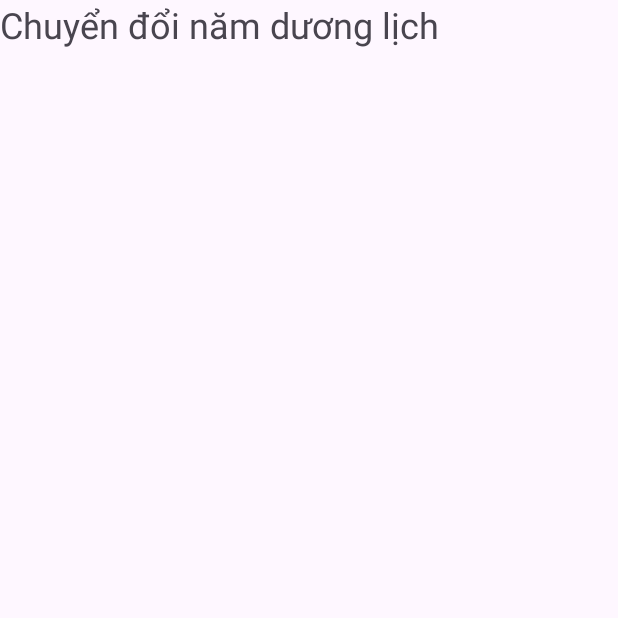
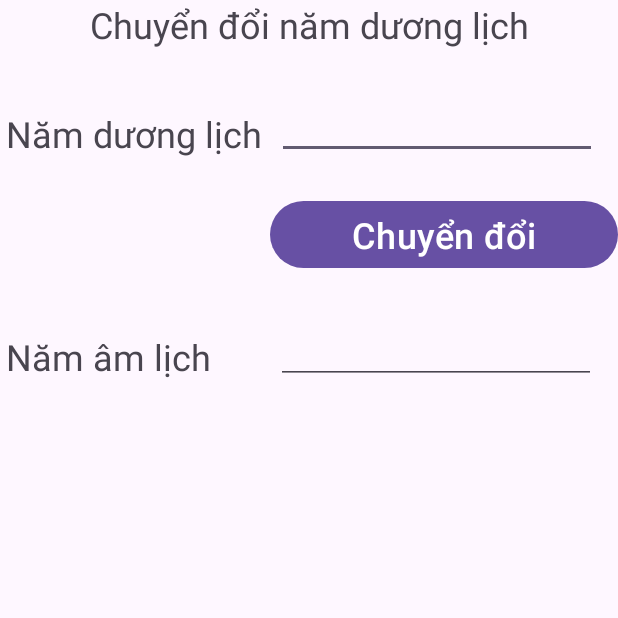
Before and after one commit to wangwuy2003/my-application-android, an Android app: the screen it shows after launch (MainActivity), on a phone screen of 412 x 824 dp, the top half of it. Run offline under Robolectric (Android 15) with nearby library versions, the phone set to English and light mode, and no system bars.

Commit message:
update layout

```diff
--- a/Ex05/app/src/main/res/layout/activity_main.xml
+++ b/Ex05/app/src/main/res/layout/activity_main.xml
@@ -7,38 +7,73 @@
     android:layout_height="match_parent"
     tools:context=".MainActivity">
 
-    <TableLayout
-        android:layout_width="409dp"
-        android:layout_height="729dp"
-        tools:layout_editor_absoluteX="1dp"
-        tools:layout_editor_absoluteY="1dp">
+    <TextView
+        android:id="@+id/textView"
+        android:layout_width="wrap_content"
+        android:layout_height="wrap_content"
+        android:text="Chuyển đổi năm dương lịch"
+        android:textSize="24sp"
+        app:layout_constraintEnd_toEndOf="parent"
+        app:layout_constraintStart_toStartOf="parent"
+        app:layout_constraintTop_toTopOf="parent" />
 
-        <TableRow
-            android:layout_width="match_parent"
-            android:layout_height="match_parent" >
+    <TextView
+        android:id="@+id/textView3"
+        android:layout_width="wrap_content"
+        android:layout_height="wrap_content"
+        android:layout_marginTop="40dp"
+        android:layout_marginEnd="32dp"
+        android:text="Năm dương lịch"
+        android:textSize="24sp"
+        app:layout_constraintEnd_toEndOf="parent"
+        app:layout_constraintHorizontal_bias="0.019"
+        app:layout_constraintStart_toStartOf="parent"
+        app:layout_constraintTop_toBottomOf="@+id/textView" />
 
-            <TextView
-                android:id="@+id/textView"
-                android:layout_width="wrap_content"
-                android:layout_height="wrap_content"
-                android:text="Chuyển đổi năm dương lịch"
-                android:textSize="24sp" />
-        </TableRow>
+    <EditText
+        android:id="@+id/editnamduonglich"
+        android:layout_width="wrap_content"
+        android:layout_height="wrap_content"
+        android:layout_marginTop="28dp"
+        android:ems="10"
+        android:inputType="text"
+        app:layout_constraintEnd_toEndOf="parent"
+        app:layout_constraintHorizontal_bias="0.407"
+        app:layout_constraintStart_toEndOf="@+id/textView3"
+        app:layout_constraintTop_toBottomOf="@+id/textView" />
 
-        <TableRow
-            android:layout_width="match_parent"
-            android:layout_height="match_parent" />
+    <TextView
+        android:id="@+id/textView2"
+        android:layout_width="wrap_content"
+        android:layout_height="wrap_content"
+        android:layout_marginStart="4dp"
+        android:layout_marginTop="116dp"
+        android:text="Năm âm lịch"
+        android:textSize="24sp"
+        app:layout_constraintStart_toStartOf="parent"
+        app:layout_constraintTop_toBottomOf="@+id/textView3" />
 
-        <TableRow
-            android:layout_width="match_parent"
-            android:layout_height="match_parent" />
+    <Button
+        android:id="@+id/button1"
+        android:layout_width="0dp"
+        android:layout_height="wrap_content"
+        android:layout_marginStart="180dp"
+        android:layout_marginTop="24dp"
+        android:text="Chuyển đổi"
+        android:textSize="24sp"
+        app:layout_constraintEnd_toEndOf="parent"
+        app:layout_constraintStart_toStartOf="parent"
+        app:layout_constraintTop_toBottomOf="@+id/editnamduonglich" />
 
-        <TableRow
-            android:layout_width="match_parent"
-            android:layout_height="match_parent" />
-
-        <TableRow
-            android:layout_width="match_parent"
-            android:layout_height="match_parent" />
-    </TableLayout>
+    <EditText
+        android:id="@+id/editnamamlich"
+        android:layout_width="wrap_content"
+        android:layout_height="wrap_content"
+        android:layout_marginTop="28dp"
+        android:ems="10"
+        android:inputType="text"
+        app:layout_constraintEnd_toEndOf="parent"
+        app:layout_constraintHorizontal_bias="0.746"
+        app:layout_constraintStart_toEndOf="@+id/textView2"
+        app:layout_constraintTop_toBottomOf="@+id/button1" />
 </androidx.constraintlayout.widget.ConstraintLayout>
```
Also changed, not shown: Ex05/app/src/main/java/com/example/ex05/MainActivity.java (+50 -1 lines).
